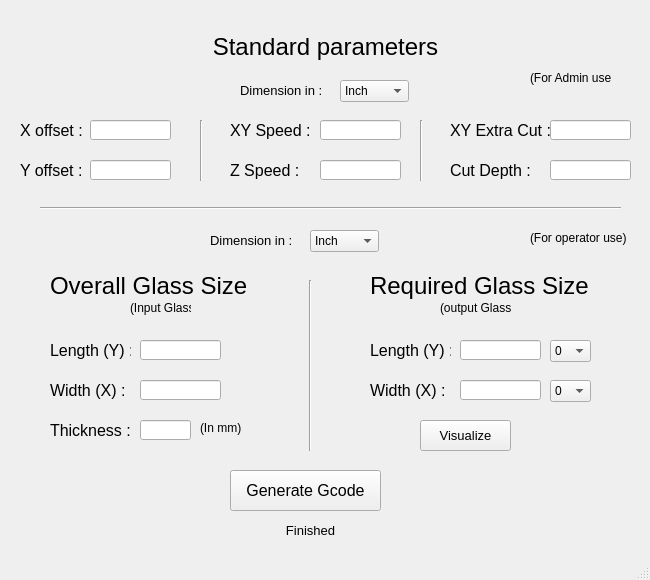
Above: generator/generator_ui.ui from mahendraseervi/Gcode_generator before the change. Below: the same form after it.
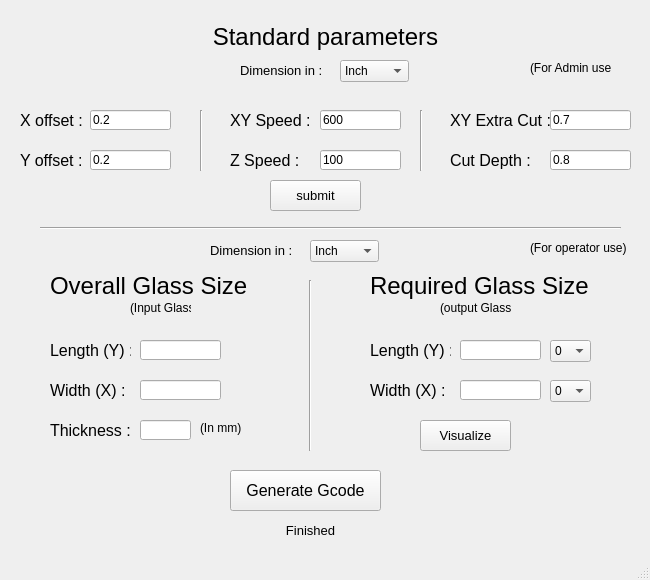
That is the form after the change. Icons and pictures are not drawn.

Commit message: UI for Gcode generator added

```diff
--- a/generator/generator_ui.ui
+++ b/generator/generator_ui.ui
@@ -60,7 +60,7 @@
     <property name="geometry">
      <rect>
       <x>190</x>
-      <y>30</y>
+      <y>20</y>
       <width>271</width>
       <height>31</height>
      </rect>
@@ -116,7 +116,7 @@
     <property name="geometry">
      <rect>
       <x>340</x>
-      <y>80</y>
+      <y>60</y>
       <width>69</width>
       <height>22</height>
      </rect>
@@ -146,7 +146,7 @@
     <property name="geometry">
      <rect>
       <x>20</x>
-      <y>120</y>
+      <y>110</y>
       <width>71</width>
       <height>21</height>
      </rect>
@@ -165,7 +165,7 @@
     <property name="geometry">
      <rect>
       <x>20</x>
-      <y>160</y>
+      <y>150</y>
       <width>71</width>
       <height>21</height>
      </rect>
@@ -184,7 +184,7 @@
     <property name="geometry">
      <rect>
       <x>230</x>
-      <y>120</y>
+      <y>110</y>
       <width>81</width>
       <height>21</height>
      </rect>
@@ -203,7 +203,7 @@
     <property name="geometry">
      <rect>
       <x>230</x>
-      <y>160</y>
+      <y>150</y>
       <width>81</width>
       <height>21</height>
      </rect>
@@ -222,7 +222,7 @@
     <property name="geometry">
      <rect>
       <x>450</x>
-      <y>120</y>
+      <y>110</y>
       <width>101</width>
       <height>21</height>
      </rect>
@@ -241,7 +241,7 @@
     <property name="geometry">
      <rect>
       <x>450</x>
-      <y>160</y>
+      <y>150</y>
       <width>91</width>
       <height>21</height>
      </rect>
@@ -260,7 +260,7 @@
     <property name="geometry">
      <rect>
       <x>240</x>
-      <y>80</y>
+      <y>60</y>
       <width>91</width>
       <height>21</height>
      </rect>
@@ -279,7 +279,7 @@
     <property name="geometry">
      <rect>
       <x>40</x>
-      <y>200</y>
+      <y>220</y>
       <width>581</width>
       <height>16</height>
      </rect>
@@ -292,67 +292,85 @@
     <property name="geometry">
      <rect>
       <x>90</x>
-      <y>120</y>
+      <y>110</y>
       <width>81</width>
       <height>20</height>
      </rect>
     </property>
+    <property name="text">
+     <string>0.2</string>
+    </property>
    </widget>
    <widget class="QLineEdit" name="lineEdit_2">
     <property name="geometry">
      <rect>
       <x>90</x>
-      <y>160</y>
+      <y>150</y>
       <width>81</width>
       <height>20</height>
      </rect>
     </property>
+    <property name="text">
+     <string>0.2</string>
+    </property>
    </widget>
    <widget class="QLineEdit" name="lineEdit_3">
     <property name="geometry">
      <rect>
       <x>320</x>
-      <y>120</y>
+      <y>110</y>
       <width>81</width>
       <height>20</height>
      </rect>
     </property>
+    <property name="text">
+     <string>600</string>
+    </property>
    </widget>
    <widget class="QLineEdit" name="lineEdit_4">
     <property name="geometry">
      <rect>
       <x>320</x>
-      <y>160</y>
+      <y>150</y>
       <width>81</width>
       <height>20</height>
      </rect>
     </property>
+    <property name="text">
+     <string>100</string>
+    </property>
    </widget>
    <widget class="QLineEdit" name="lineEdit_5">
     <property name="geometry">
      <rect>
       <x>550</x>
-      <y>120</y>
+      <y>110</y>
       <width>81</width>
       <height>20</height>
      </rect>
     </property>
+    <property name="text">
+     <string>0.7</string>
+    </property>
    </widget>
    <widget class="QLineEdit" name="lineEdit_6">
     <property name="geometry">
      <rect>
       <x>550</x>
-      <y>160</y>
+      <y>150</y>
       <width>81</width>
       <height>20</height>
      </rect>
     </property>
+    <property name="text">
+     <string>0.8</string>
+    </property>
    </widget>
    <widget class="Line" name="line_3">
     <property name="geometry">
      <rect>
       <x>200</x>
-      <y>120</y>
+      <y>110</y>
       <width>3</width>
       <height>61</height>
      </rect>
@@ -365,7 +383,7 @@
     <property name="geometry">
      <rect>
       <x>420</x>
-      <y>120</y>
+      <y>110</y>
       <width>3</width>
       <height>61</height>
      </rect>
@@ -378,7 +396,7 @@
     <property name="geometry">
      <rect>
       <x>210</x>
-      <y>230</y>
+      <y>240</y>
       <width>91</width>
       <height>21</height>
      </rect>
@@ -397,7 +415,7 @@
     <property name="geometry">
      <rect>
       <x>310</x>
-      <y>230</y>
+      <y>240</y>
       <width>69</width>
       <height>22</height>
      </rect>
@@ -427,7 +445,7 @@
     <property name="geometry">
      <rect>
       <x>530</x>
-      <y>70</y>
+      <y>60</y>
       <width>81</width>
       <height>16</height>
      </rect>
@@ -440,7 +458,7 @@
     <property name="geometry">
      <rect>
       <x>530</x>
-      <y>230</y>
+      <y>240</y>
       <width>111</width>
       <height>16</height>
      </rect>
@@ -803,6 +821,25 @@
      <bool>true</bool>
     </property>
    </widget>
+   <widget class="QPushButton" name="pushButton_submit">
+    <property name="geometry">
+     <rect>
+      <x>270</x>
+      <y>180</y>
+      <width>91</width>
+      <height>31</height>
+     </rect>
+    </property>
+    <property name="font">
+     <font>
+      <family>Arial</family>
+      <pointsize>10</pointsize>
+     </font>
+    </property>
+    <property name="text">
+     <string>submit</string>
+    </property>
+   </widget>
   </widget>
   <widget class="QMenuBar" name="menubar">
    <property name="geometry">
```
Left out of the diff: 64 changed lines with no effect on the pictures. The commit also changes 1 other file.
